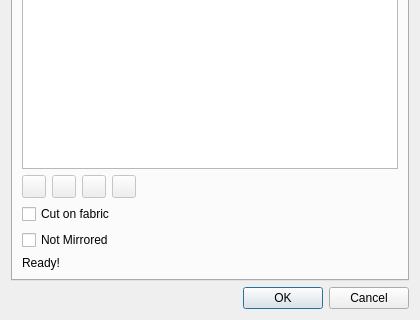
The window that src/libs/vtools/dialogs/tools/piece/dialogpiecepath.ui (equinox-patterns/Ostara) describes before a commit, drawn with Qt 5; both pictures show x 0 to 420 and y 318 to 638 of the 420 by 638 pixel window.
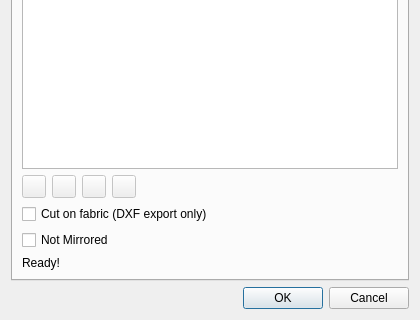
The same window after the commit. Icons and pictures are not drawn. Custom widgets are drawn as their Qt base class.

```diff
--- a/src/libs/vtools/dialogs/tools/piece/dialogpiecepath.ui
+++ b/src/libs/vtools/dialogs/tools/piece/dialogpiecepath.ui
@@ -322,7 +322,7 @@
           <string>The path is a cut contour. Use to control export to DXF-AAMA</string>
          </property>
          <property name="text">
-          <string>Cut on fabric</string>
+          <string>Cut on fabric (DXF export only)</string>
          </property>
         </widget>
        </item>
```
